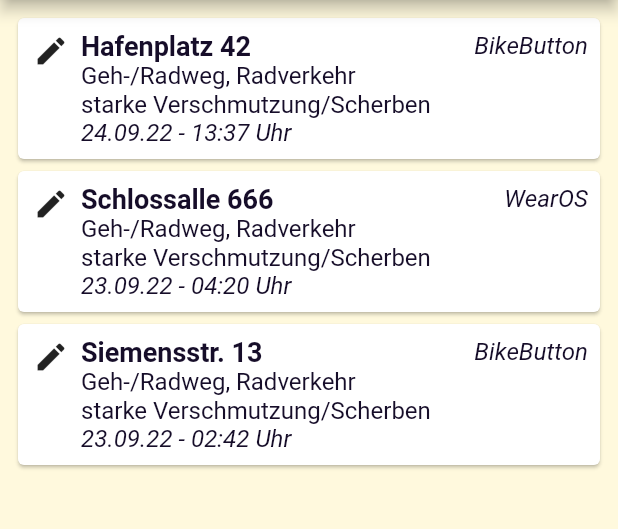
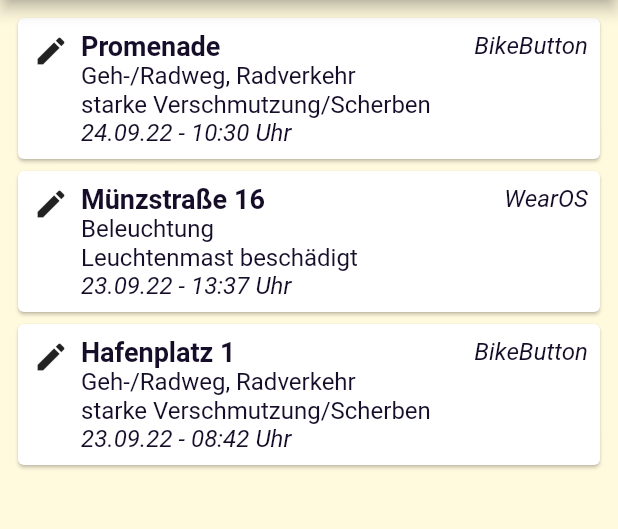
Before and after one commit to Fix-MS/app, a Flutter app: the DraftIssuesScreen screen opened by its route, on a phone screen of 412 x 824 dp, the part 84-613 px from its top. Run offline on Flutter 3.47's test engine with Material 2 defaults, Android fonts, the phone set to English and light mode, and no system bars; our stand-ins replace file_picker, flutter_html, flutter_map, get_it, google_fonts, latlong2 and 2 more; missing offline and left inert: flutter_map_location_marker; accounts and stored records are empty.

Commit message:
fix: Minor design changes

```diff
--- a/lib/presentation/screens/draft_issues_screen.dart
+++ b/lib/presentation/screens/draft_issues_screen.dart
@@ -2,8 +2,22 @@ import 'package:fix_ms/presentation/widgets/draft_issue_item.dart';
 import 'package:fix_ms/presentation/widgets/fix_ms_app_bar.dart';
 import 'package:flutter/material.dart';
 
-class DraftIssuesScreen extends StatelessWidget {
+class DraftIssuesScreen extends StatefulWidget {
+
   const DraftIssuesScreen({super.key});
+
+  @override
+  State<DraftIssuesScreen> createState() => _DraftIssuesScreenState();
+}
+
+class _DraftIssuesScreenState extends State<DraftIssuesScreen> {
+  late final DateTime fakeTime;
+
+  @override
+  void initState() {
+    super.initState();
+    fakeTime = DateTime.now();
+  }
 
   @override
   Widget build(BuildContext context) {
@@ -13,25 +27,25 @@ class DraftIssuesScreen extends StatelessWidget {
       ),
       body: ListView(
         padding: const EdgeInsets.fromLTRB(8, 8, 8, 0),
-        children: const [
+        children: [
           DraftIssueItem(
             device: 'BikeButton',
-            address: 'Hafenplatz 42',
-            time: '24.09.22 - 13:37 Uhr',
+            address: 'Promenade',
+            time: '24.09.22 - ${fakeTime.hour}:${fakeTime.minute} Uhr',
             category: 'Geh-/Radweg, Radverkehr',
             subCategory: 'starke Verschmutzung/Scherben',
           ),
-          DraftIssueItem(
+          const DraftIssueItem(
             device: 'WearOS',
-            address: 'Schlossalle 666',
-            time: '23.09.22 - 04:20 Uhr',
-            category: 'Geh-/Radweg, Radverkehr',
-            subCategory: 'starke Verschmutzung/Scherben',
+            address: 'Münzstraße 16',
+            time: '23.09.22 - 13:37 Uhr',
+            category: 'Beleuchtung',
+            subCategory: 'Leuchtenmast beschädigt',
           ),
-          DraftIssueItem(
+          const DraftIssueItem(
             device: 'BikeButton',
-            address: 'Siemensstr. 13',
-            time: '23.09.22 - 02:42 Uhr',
+            address: 'Hafenplatz 1',
+            time: '23.09.22 - 08:42 Uhr',
             category: 'Geh-/Radweg, Radverkehr',
             subCategory: 'starke Verschmutzung/Scherben',
           ),
--- a/lib/presentation/screens/issue_form_screen.dart
+++ b/lib/presentation/screens/issue_form_screen.dart
@@ -163,7 +163,7 @@ class IssueFormScreenState extends State<IssueFormScreen> {
                             minimumSize: const Size(0, 80),
                           ),
                           child: const Text(
-                            'Weiter',
+                            'Absenden',
                           ),
                         ),
                       ),
```
Also changed, not shown: lib/presentation/screens/issue_form_pages/issue_form_add_description.dart (+8 -1 lines), lib/presentation/screens/issue_form_pages/issue_form_choose_image.dart (+10 -1 lines).
